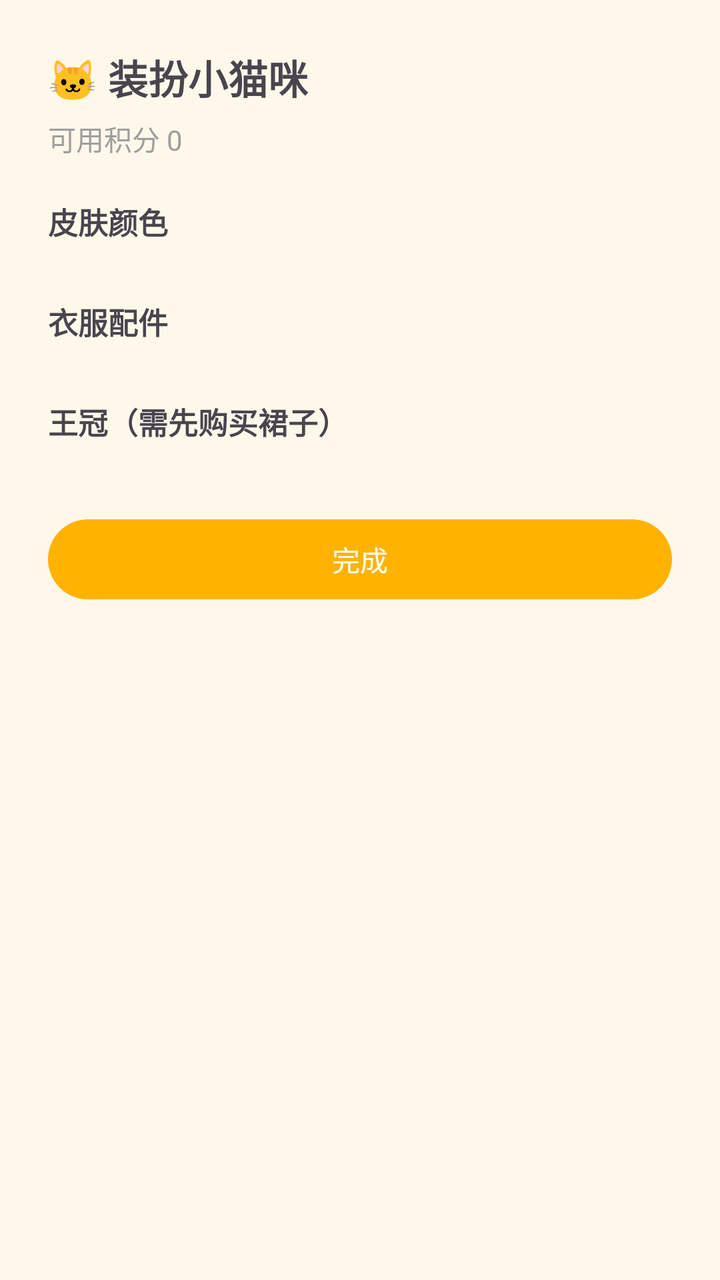
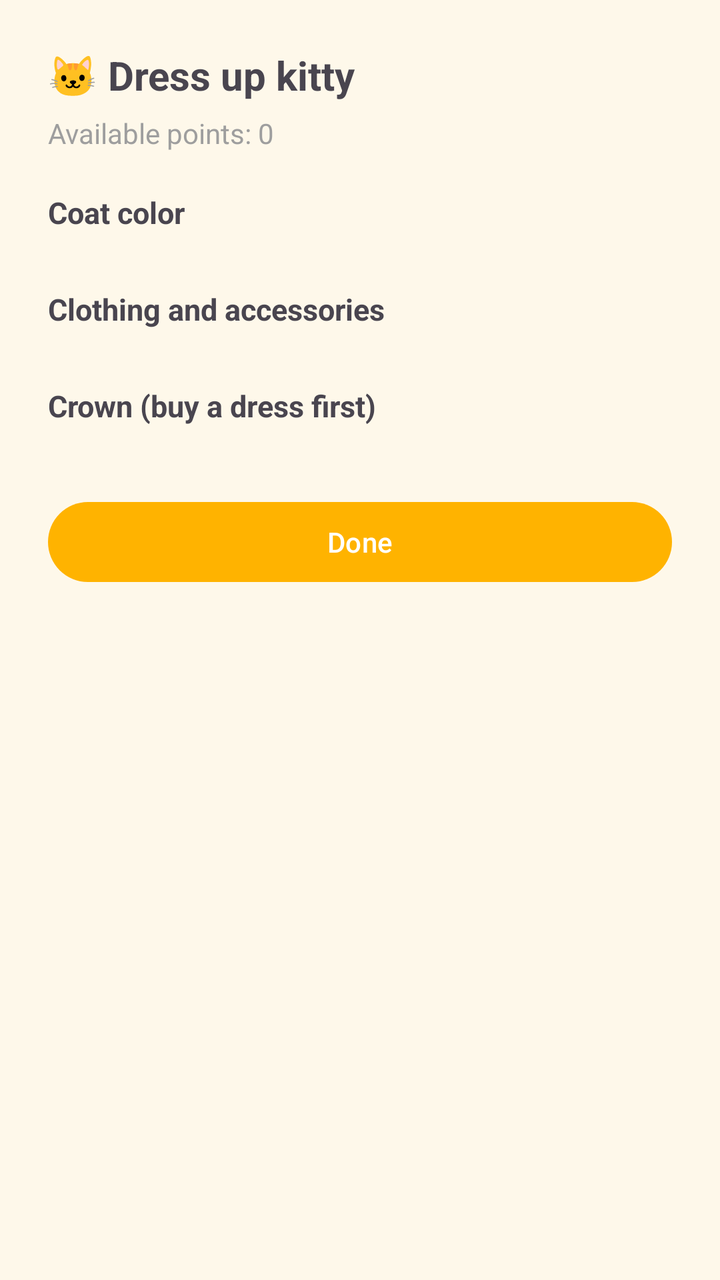

Screens rendered from an Android XML layout before and after an edit, with the pre-edit source and the edit as a unified diff.
<!-- AndroidManifest.xml: application theme Theme.FocusPets -->
<!-- res/layout/dialog_cat_wardrobe.xml -->
<?xml version="1.0" encoding="utf-8"?>
<ScrollView xmlns:android="http://schemas.android.com/apk/res/android"
    android:layout_width="match_parent"
    android:layout_height="wrap_content">

    <LinearLayout
        android:layout_width="match_parent"
        android:layout_height="wrap_content"
        android:orientation="vertical"
        android:padding="24dp">

        <TextView
            android:layout_width="wrap_content"
            android:layout_height="wrap_content"
            android:text="🐱 装扮小猫咪"
            android:textSize="20sp"
            android:textStyle="bold" />

        <TextView
            android:id="@+id/tv_points"
            android:layout_width="wrap_content"
            android:layout_height="wrap_content"
            android:layout_marginTop="6dp"
            android:text="可用积分 0"
            android:textColor="@color/text_hint"
            android:textSize="14sp" />

        <TextView
            android:layout_width="wrap_content"
            android:layout_height="wrap_content"
            android:layout_marginTop="20dp"
            android:text="皮肤颜色"
            android:textSize="15sp"
            android:textStyle="bold" />

        <GridLayout
            android:id="@+id/grid_colors"
            android:layout_width="match_parent"
            android:layout_height="wrap_content"
            android:layout_marginTop="10dp"
            android:columnCount="3" />

        <TextView
            android:layout_width="wrap_content"
            android:layout_height="wrap_content"
            android:layout_marginTop="18dp"
            android:text="衣服配件"
            android:textSize="15sp"
            android:textStyle="bold" />

        <LinearLayout
            android:id="@+id/container_dress"
            android:layout_width="match_parent"
            android:layout_height="wrap_content"
            android:layout_marginTop="10dp"
            android:orientation="horizontal" />

        <TextView
            android:layout_width="wrap_content"
            android:layout_height="wrap_content"
            android:layout_marginTop="18dp"
            android:text="王冠（需先购买裙子）"
            android:textSize="15sp"
            android:textStyle="bold" />

        <LinearLayout
            android:id="@+id/container_crown"
            android:layout_width="match_parent"
            android:layout_height="wrap_content"
            android:layout_marginTop="10dp"
            android:orientation="horizontal" />

        <TextView
            android:id="@+id/tv_crown_hint"
            android:layout_width="wrap_content"
            android:layout_height="wrap_content"
            android:layout_marginTop="6dp"
            android:text="当前颜色暂无王冠立绘，换一个颜色试试"
            android:textColor="@color/text_hint"
            android:textSize="12sp"
            android:visibility="gone" />

        <Button
            android:id="@+id/btn_close"
            android:layout_width="match_parent"
            android:layout_height="wrap_content"
            android:layout_marginTop="24dp"
            android:text="完成" />
    </LinearLayout>
</ScrollView>
<!-- resources referenced by this layout -->
<resources>
  <color name="text_hint">#9E9E9E</color>
  <style name="Theme.FocusPets" parent="Theme.Material3.DayNight.NoActionBar">
          
          <item name="android:windowBackground">@color/page_background</item>
          <item name="android:colorBackground">@color/page_background</item>
          
          <item name="colorPrimary">@color/cat_accent</item>
          <item name="colorPrimaryContainer">@color/cat_accent</item>
          <item name="colorOnPrimary">#FFFFFF</item>
          
          <item name="android:statusBarColor">@color/page_background</item>
          <item name="android:navigationBarColor">@color/page_background</item>
          <item name="android:windowLightStatusBar">true</item>
      </style>
  <color name="page_background">#FEF8EA</color>
  <color name="cat_accent">#FFB300</color>
</resources>

<!-- the commit's change to res/layout/dialog_cat_wardrobe.xml (unified diff, before → after) -->
@@ -12,7 +12,7 @@
         <TextView
             android:layout_width="wrap_content"
             android:layout_height="wrap_content"
-            android:text="🐱 装扮小猫咪"
+            android:text="@string/ui_147"
             android:textSize="20sp"
             android:textStyle="bold" />
 
@@ -21,7 +21,7 @@
             android:layout_width="wrap_content"
             android:layout_height="wrap_content"
             android:layout_marginTop="6dp"
-            android:text="可用积分 0"
+            android:text="@string/ui_051"
             android:textColor="@color/text_hint"
             android:textSize="14sp" />
 
@@ -29,7 +29,7 @@
             android:layout_width="wrap_content"
             android:layout_height="wrap_content"
             android:layout_marginTop="20dp"
-            android:text="皮肤颜色"
+            android:text="@string/ui_103"
             android:textSize="15sp"
             android:textStyle="bold" />
 
@@ -44,7 +44,7 @@
             android:layout_width="wrap_content"
             android:layout_height="wrap_content"
             android:layout_marginTop="18dp"
-            android:text="衣服配件"
+            android:text="@string/ui_113"
             android:textSize="15sp"
             android:textStyle="bold" />
 
@@ -59,7 +59,7 @@
             android:layout_width="wrap_content"
             android:layout_height="wrap_content"
             android:layout_marginTop="18dp"
-            android:text="王冠（需先购买裙子）"
+            android:text="@string/ui_100"
             android:textSize="15sp"
             android:textStyle="bold" />
 
@@ -75,7 +75,7 @@
             android:layout_width="wrap_content"
             android:layout_height="wrap_content"
             android:layout_marginTop="6dp"
-            android:text="当前颜色暂无王冠立绘，换一个颜色试试"
+            android:text="@string/ui_071"
             android:textColor="@color/text_hint"
             android:textSize="12sp"
             android:visibility="gone" />
@@ -85,6 +85,6 @@
             android:layout_width="match_parent"
             android:layout_height="wrap_content"
             android:layout_marginTop="24dp"
-            android:text="完成" />
+            android:text="@string/ui_057" />
     </LinearLayout>
 </ScrollView>
<!-- resource entries referenced after the edit -->
@@ -1,6 +1,13 @@
 <!-- resources referenced by this layout -->
 <resources>
   <color name="text_hint">#9E9E9E</color>
+  <string name="ui_051">Available points: 0</string>
+  <string name="ui_057">Done</string>
+  <string name="ui_071">No crown artwork for this color. Try another color</string>
+  <string name="ui_100">Crown (buy a dress first)</string>
+  <string name="ui_103">Coat color</string>
+  <string name="ui_113">Clothing and accessories</string>
+  <string name="ui_147">🐱 Dress up kitty</string>
   <style name="Theme.FocusPets" parent="Theme.Material3.DayNight.NoActionBar">
           
           <item name="android:windowBackground">@color/page_background</item>
